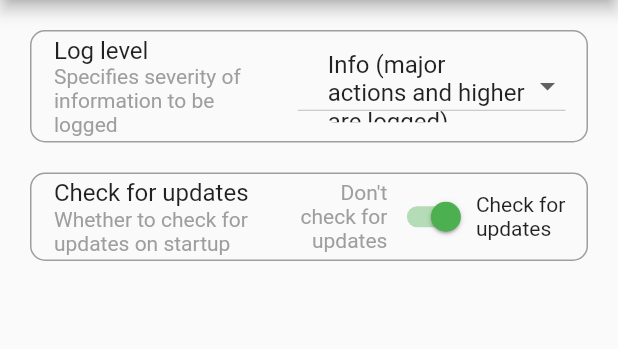
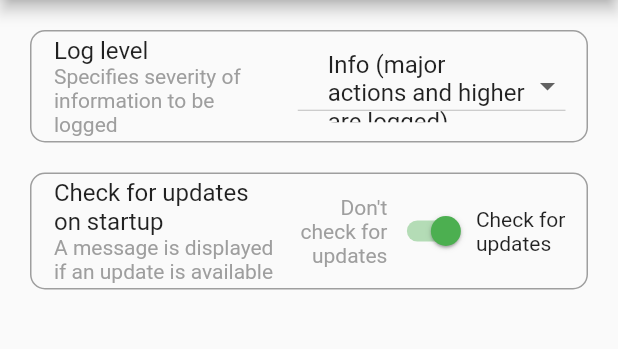
Before and after one commit to Thurler/thlaby2-save-editor, a Flutter app: the SettingsWidget screen opened directly, on a phone screen of 412 x 824 dp, the part 84-433 px from its top. Run offline on Flutter 3.47's test engine with Material 2 defaults, Android fonts, the phone set to English and light mode, and no system bars; our stand-ins replace file_picker; missing offline and left inert: window_size; network calls fail.

Commit message:
Improved settings text

```diff
--- a/lib/views/settings.dart
+++ b/lib/views/settings.dart
@@ -144,8 +144,8 @@ class SettingsState extends State<SettingsWidget>
     );
     _checkUpdatesForm = TFormSwitch(
       enabled: true,
-      title: 'Check for updates',
-      subtitle: 'Whether to check for updates on startup',
+      title: 'Check for updates on startup',
+      subtitle: 'A message is displayed if an update is available',
       offText: "Don't check for updates",
       onText: 'Check for updates',
       onValueChanged: _changeUpdateCheck,
```
